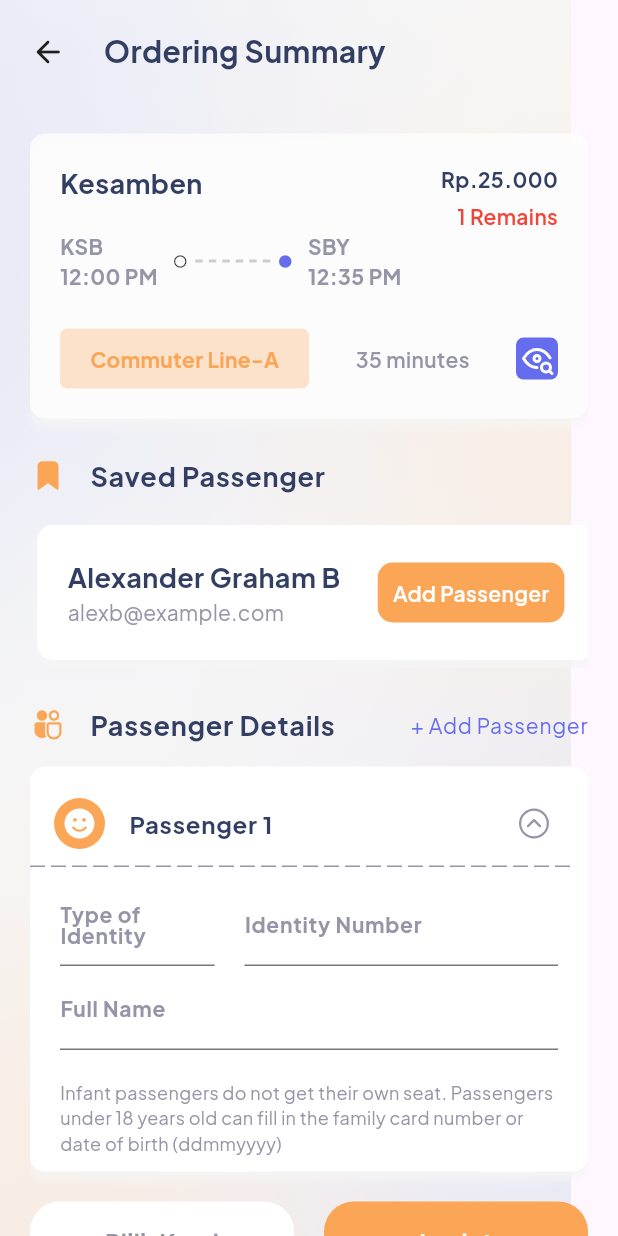
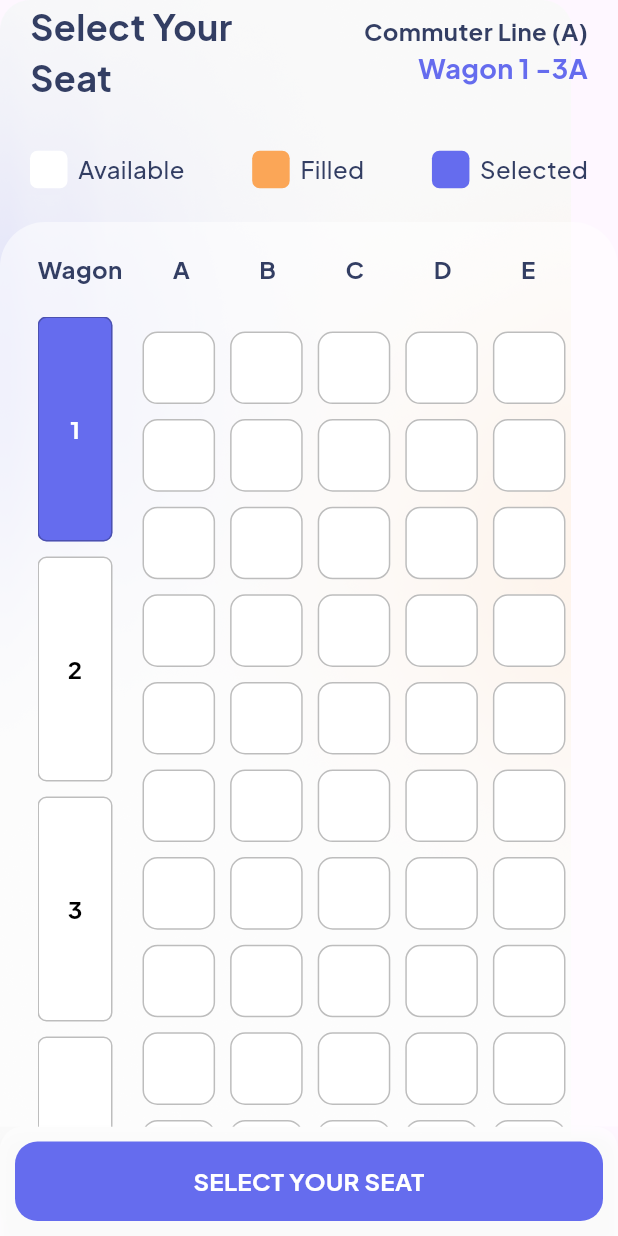
Before and after one commit to itsmhyne/app-train-ticket, a Flutter app: the screen it shows after launch, on a phone screen of 412 x 824 dp. Run offline on Flutter 3.47's test engine with Material 3 defaults, Android fonts, the phone set to English and light mode, and no system bars; drawn by our look-alikes of dotted_line; our stand-ins replace flutter_svg.

Commit message:
created seatchooser screen and fix some style

```diff
--- a/lib/main.dart
+++ b/lib/main.dart
@@ -2,6 +2,7 @@ import 'package:flutter/material.dart';
 import 'package:slicing_mhyticket/screens/home_screen.dart';
 import 'package:flutter/services.dart';
 import 'package:slicing_mhyticket/screens/orderingsummary_screen.dart';
+import 'package:slicing_mhyticket/screens/seatchooser_screen.dart';
 import 'package:slicing_mhyticket/screens/ticketlist_screen.dart';
 
 void main() {
@@ -26,8 +27,9 @@ class MyApp extends StatelessWidget {
           useMaterial3: true,
           fontFamily: 'PlusJakartaSans'),
       // home: const TicketListScreen(),
-      home: const OrderingSummaryScreen(),
+      // home: const OrderingSummaryScreen(),
       // home: const HomeScreen(),
+      home: const SeatChooser(),
     );
   }
 }
--- a/lib/screens/orderingsummary_screen.dart
+++ b/lib/screens/orderingsummary_screen.dart
@@ -6,6 +6,7 @@ import 'package:flutter_svg/svg.dart';
 import 'package:slicing_mhyticket/custom/constant.dart';
 import 'package:slicing_mhyticket/custom/data.dart';
 import 'package:slicing_mhyticket/custom/textstyle.dart';
+import 'package:slicing_mhyticket/screens/seatchooser_screen.dart';
 
 class OrderingSummaryScreen extends StatelessWidget {
   const OrderingSummaryScreen({super.key});
@@ -341,7 +342,7 @@ class OrderingSummaryScreen extends StatelessWidget {
                         height: 10,
                       ),
                       Container(
-                        padding: EdgeInsets.symmetric(horizontal: 20),
+                        padding: const EdgeInsets.symmetric(horizontal: 20),
                         child: Row(
                           // mainAxisAlignment: MainAxisAlignment.spaceBetween,
                           children: [
@@ -376,7 +377,7 @@ class OrderingSummaryScreen extends StatelessWidget {
                         ),
                       ),
                       Container(
-                        padding: EdgeInsets.symmetric(horizontal: 20),
+                        padding: const EdgeInsets.symmetric(horizontal: 20),
                         child: TextField(
                           decoration: InputDecoration(
                               label: Text(
@@ -407,8 +408,15 @@ class OrderingSummaryScreen extends StatelessWidget {
                   mainAxisSize: MainAxisSize.max,
                   children: [
                     Expanded(
+                      child: GestureDetector(
+                        onDoubleTap: () {
+                          Navigator.push(
+                              context,
+                              MaterialPageRoute(
+                                  builder: (context) => const SeatChooser()));
+                        },
                         child: Container(
-                        padding: EdgeInsets.symmetric(vertical: 15),
+                          padding: const EdgeInsets.symmetric(vertical: 15),
                           decoration: BoxDecoration(
                             borderRadius: BorderRadius.circular(20),
                             color: Colors.white,
@@ -420,12 +428,13 @@ class OrderingSummaryScreen extends StatelessWidget {
                           ),
                         ),
                       ),
+                    ),
                     const SizedBox(
                       width: 20,
                     ),
                     Expanded(
                       child: Container(
-                        padding: EdgeInsets.symmetric(vertical: 15),
+                        padding: const EdgeInsets.symmetric(vertical: 15),
                         decoration: BoxDecoration(
                           borderRadius: BorderRadius.circular(20),
                           color: orangeColor,
--- /dev/null
+++ b/lib/screens/seatchooser_screen.dart
@@ -0,0 +1,260 @@
+import 'package:flutter/material.dart';
+import 'package:slicing_mhyticket/custom/constant.dart';
+import 'package:slicing_mhyticket/custom/textstyle.dart';
+
+class SeatChooser extends StatelessWidget {
+  const SeatChooser({super.key});
+
+  @override
+  Widget build(BuildContext context) {
+    return Scaffold(
+      body: Stack(
+        children: [
+          Image.asset(
+            'assets/images/bg4.png',
+            fit: BoxFit.cover,
+          ),
+          Column(children: [
+            SizedBox(
+              height: MediaQuery.paddingOf(context).top,
+            ),
+            Padding(
+              padding: const EdgeInsets.symmetric(horizontal: 20),
+              child: Column(
+                children: [
+                  Row(
+                    mainAxisAlignment: MainAxisAlignment.spaceBetween,
+                    crossAxisAlignment: CrossAxisAlignment.center,
+                    children: [
+                      Text(
+                        "Select Your\nSeat",
+                        style: heading4(),
+                      ),
+                      Column(
+                        mainAxisAlignment: MainAxisAlignment.center,
+                        crossAxisAlignment: CrossAxisAlignment.end,
+                        children: [
+                          Text(
+                            "Commuter Line (A)",
+                            style: heading7(),
+                          ),
+                          Text(
+                            "Wagon 1 -3A",
+                            style: heading6(color: secondaryColor),
+                          ),
+                        ],
+                      ),
+                    ],
+                  ),
+                  const SizedBox(
+                    height: 20,
+                  ),
+                  const SizedBox(
+                    // padding: const EdgeInsets.symmetric(horizontal: 25),
+                    height: 50,
+                    child: Row(
+                      mainAxisAlignment: MainAxisAlignment.spaceBetween,
+                      children: [
+                        ItemStatusOrder(
+                            status: "Available", statusColor: Colors.white),
+                        ItemStatusOrder(
+                            status: "Filled", statusColor: orangeColor),
+                        ItemStatusOrder(
+                            status: "Selected", statusColor: secondaryColor),
+                      ],
+                    ),
+                  ),
+                ],
+              ),
+            ),
+            const SizedBox(
+              height: 10,
+            ),
+            Expanded(
+              child: Container(
+                decoration: BoxDecoration(
+                    color: Colors.white.withOpacity(0.5),
+                    borderRadius: const BorderRadius.only(
+                        topLeft: Radius.circular(30),
+                        topRight: Radius.circular(30))),
+                child: Column(
+                  children: [
+                    Padding(
+                      padding: const EdgeInsets.symmetric(
+                        horizontal: 25,
+                        vertical: 20,
+                      ),
+                      child: Row(
+                        mainAxisAlignment: MainAxisAlignment.spaceBetween,
+                        children: [
+                          SizedBox(
+                            width: 60,
+                            child: Text(
+                              "Wagon",
+                              style: heading7(),
+                            ),
+                          ),
+                          Expanded(
+                            child: Container(
+                              padding:
+                                  const EdgeInsets.symmetric(horizontal: 30),
+                              child: Row(
+                                mainAxisAlignment:
+                                    MainAxisAlignment.spaceBetween,
+                                children: [
+                                  SeatPositionWidget(seatText: "A"),
+                                  SeatPositionWidget(seatText: "B"),
+                                  SeatPositionWidget(seatText: "C"),
+                                  SeatPositionWidget(seatText: "D"),
+                                  SeatPositionWidget(seatText: "E"),
+                                ],
+                              ),
+                            ),
+                          )
+                        ],
+                      ),
+                    ),
+                    Expanded(
+                      child: Padding(
+                        padding: const EdgeInsets.symmetric(horizontal: 25),
+                        child: Row(
+                          children: [
+                            SizedBox(
+                              width: 50,
+                              child: SingleChildScrollView(
+                                child: Column(
+                                    children: List.generate(
+                                  6,
+                                  (index) => Container(
+                                    height: 150,
+                                    margin: const EdgeInsets.only(bottom: 10),
+                                    decoration: BoxDecoration(
+                                        color: index == 0
+                                            ? secondaryColor
+                                            : Colors.white,
+                                        border:
+                                            Border.all(color: Colors.black26),
+                                        borderRadius: BorderRadius.circular(6)),
+                                    child: Center(
+                                        child: Text(
+                                      "${index + 1}",
+                                      style: heading7(
+                                          color: index == 0
+                                              ? Colors.white
+                                              : Colors.black),
+                                    )),
+                                  ),
+                                )),
+                              ),
+                            ),
+                            const SizedBox(
+                              width: 10,
+                            ),
+                            Expanded(
+                                child: GridView.count(
+                              crossAxisCount: 5,
+                              padding: const EdgeInsets.all(10),
+                              mainAxisSpacing: 10,
+                              crossAxisSpacing: 10,
+                              children: List.generate(
+                                  75,
+                                  (index) => Container(
+                                        width: 50,
+                                        height: 50,
+                                        decoration: BoxDecoration(
+                                            color: Colors.white,
+                                            border: Border.all(
+                                                color: Colors.black26),
+                                            borderRadius:
+                                                BorderRadius.circular(10)),
+                                      )),
+                            ))
+                          ],
+                        ),
+                      ),
+                    )
+                  ],
+                ),
+              ),
+            ),
+            Container(
+                padding: const EdgeInsets.all(10),
+                width: MediaQuery.of(context).size.width,
+                decoration: BoxDecoration(
+                    color: Colors.white.withOpacity(0.5),
+                    borderRadius: const BorderRadius.only(
+                        topLeft: Radius.circular(15),
+                        topRight: Radius.circular(15)),
+                    boxShadow: const [
+                      BoxShadow(
+                          color: Color.fromARGB(255, 245, 245, 245),
+                          blurRadius: 5.0,
+                          offset: Offset(0, 5)),
+                    ]),
+                child: Container(
+                  padding:
+                      const EdgeInsets.symmetric(vertical: 15, horizontal: 20),
+                  decoration: BoxDecoration(
+                      color: secondaryColor,
+                      borderRadius: BorderRadius.circular(15)),
+                  child: Text(
+                    "SELECT YOUR SEAT",
+                    textAlign: TextAlign.center,
+                    style: heading7(color: Colors.white),
+                  ),
+                ))
+          ])
+        ],
+      ),
+    );
+  }
+}
+
+class SeatPositionWidget extends StatelessWidget {
+  SeatPositionWidget({
+    super.key,
+    required this.seatText,
+  });
+
+  String seatText;
+
+  @override
+  Widget build(BuildContext context) {
+    return Text(
+      seatText,
+      style: heading7(),
+    );
+  }
+}
+
+class ItemStatusOrder extends StatelessWidget {
+  const ItemStatusOrder({
+    super.key,
+    required this.status,
+    required this.statusColor,
+  });
+
+  final String status;
+  final Color statusColor;
+
+  @override
+  Widget build(BuildContext context) {
+    return Row(
+      children: [
+        Container(
+          height: 25,
+          width: 25,
+          decoration: BoxDecoration(
+              color: statusColor, borderRadius: BorderRadius.circular(5)),
+        ),
+        const SizedBox(
+          width: 7,
+        ),
+        Text(
+          status,
+          style: bodyL(fontWeight: FontWeight.w500),
+        )
+      ],
+    );
+  }
+}
--- a/lib/screens/ticketlist_screen.dart
+++ b/lib/screens/ticketlist_screen.dart
@@ -21,7 +21,7 @@ class TicketListScreen extends StatelessWidget {
             fit: BoxFit.cover,
             width: double.infinity,
           ),
-          ListView(
+          Column(
             children: [
               Container(
                 decoration: const BoxDecoration(
@@ -38,9 +38,9 @@ class TicketListScreen extends StatelessWidget {
                 padding: const EdgeInsets.only(bottom: 20),
                 child: Column(
                   children: [
-                    // SizedBox(
-                    //   height: MediaQuery.paddingOf(context).top,
-                    // ),
+                    SizedBox(
+                      height: MediaQuery.paddingOf(context).top,
+                    ),
                     Container(
                       padding: const EdgeInsets.all(20),
                       child: Row(
@@ -113,9 +113,6 @@ class TicketListScreen extends StatelessWidget {
                     )
                   ],
                 ),
-              ),
-              const SizedBox(
-                height: 20,
               ),
               Expanded(
                 child: ListView.builder(
@@ -300,15 +297,15 @@ class TicketListScreen extends StatelessWidget {
                             blurRadius: 5.0,
                             offset: Offset(0, 5)),
                       ]),
-                  child: Center(
-                      child: Container(
+                  child: Container(
                     padding: const EdgeInsets.symmetric(
                         vertical: 15, horizontal: 20),
                     decoration: BoxDecoration(
-                        color: orangeColor,
-                        borderRadius: BorderRadius.circular(30)),
+                        color: secondaryColor,
+                        borderRadius: BorderRadius.circular(15)),
                     child: Row(
                       mainAxisSize: MainAxisSize.min,
+                      mainAxisAlignment: MainAxisAlignment.center,
                       children: [
                         const Icon(
                           Icons.filter_alt_rounded,
@@ -319,11 +316,11 @@ class TicketListScreen extends StatelessWidget {
                         ),
                         Text(
                           "FILTER",
-                          style: bodyM(color: Colors.white),
+                          style: heading7(color: Colors.white),
                         ),
                       ],
                     ),
-                  )))
+                  ))
             ],
           )
         ],
```
Also changed, not shown: assets/icons/data_transfer.svg. Lines whose indentation alone changed are shown as unchanged.
